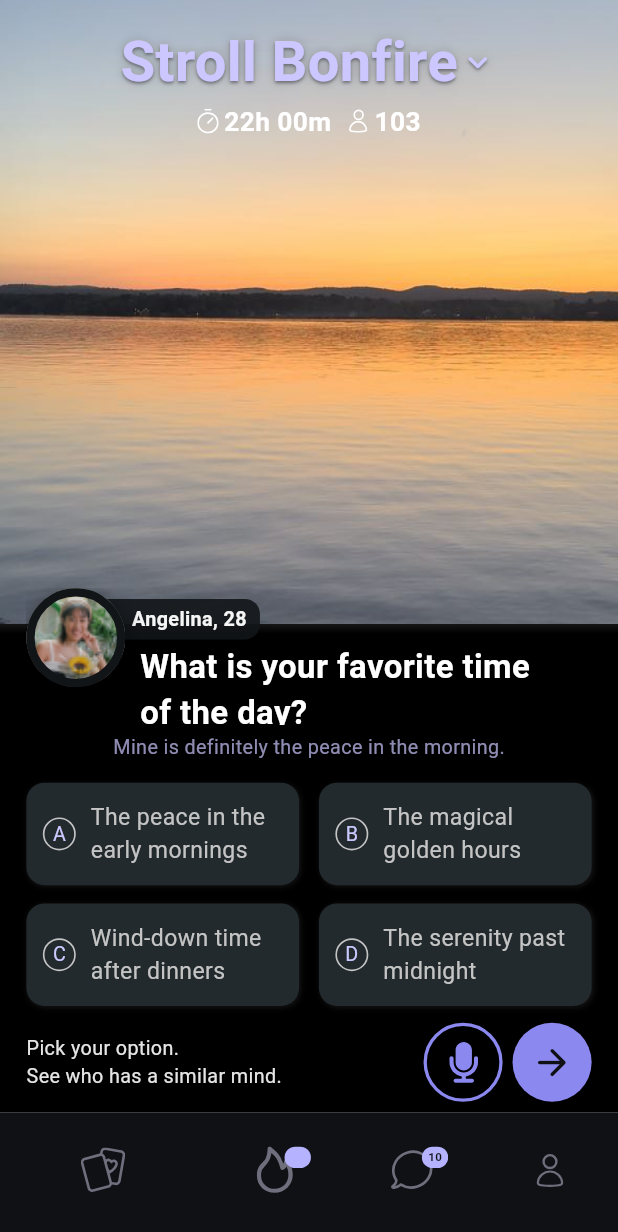
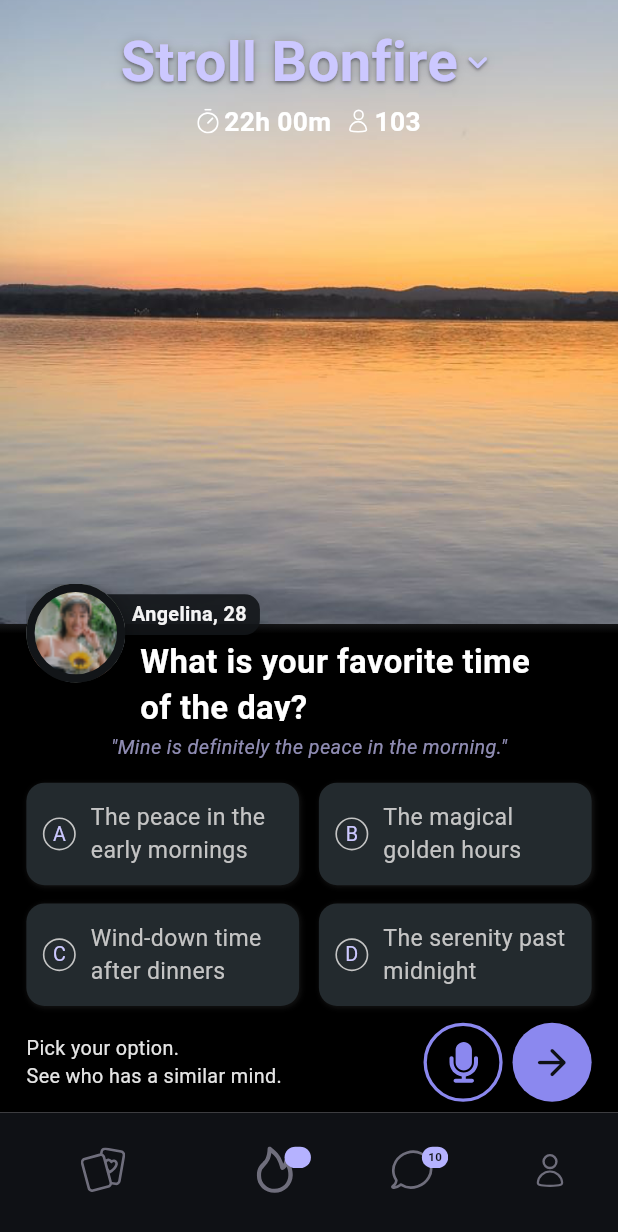
Before and after one commit to Ngorhzee/stroll, a Flutter app: the screen it shows after launch, on a phone screen of 412 x 824 dp. Shown: the top 1232 px of the screen. Run offline on Flutter 3.47's test engine with Material 3 defaults, Android fonts, the phone set to English and light mode, and no system bars; our stand-ins replace cached_network_image, flutter_screenutil, flutter_svg, shimmer.

```diff
--- a/lib/views/dashboard/dashboard_view.dart
+++ b/lib/views/dashboard/dashboard_view.dart
@@ -229,15 +229,16 @@ class _DashboardViewState extends State<DashboardView> {
                       ),
                     ),
                     SizedBox(
-                      height: 5.h,
+                      height: 8.h,
                     ),
                     Row(
                       mainAxisAlignment: MainAxisAlignment.center,
                       children: [
                         AppText.bodySmall(
-                          "Mine is definitely the peace in the morning.",
+                          '"Mine is definitely the peace in the morning."',
                           color: Pallet.primaryColor.withOpacity(.7),
                           centered: true,
+                          fontStyle: FontStyle.italic,
                         ),
                       ],
                     ),
--- a/lib/widgets/app_text.dart
+++ b/lib/widgets/app_text.dart
@@ -75,6 +75,7 @@ class AppText extends StatelessWidget {
     fontFamily: fontfamily,
     wordSpacing: wordSpacing,
     fontWeight: fontWeight,
+
   );
   AppText.headlineSmall(
       this.text, {
@@ -130,6 +131,7 @@ class AppText extends StatelessWidget {
     fontFamily: fontfamily,
     wordSpacing: wordSpacing,
     fontWeight: fontWeight,
+    fontStyle: fontStyle
   );
   AppText.bodyMedium(
       this.text, {
```
